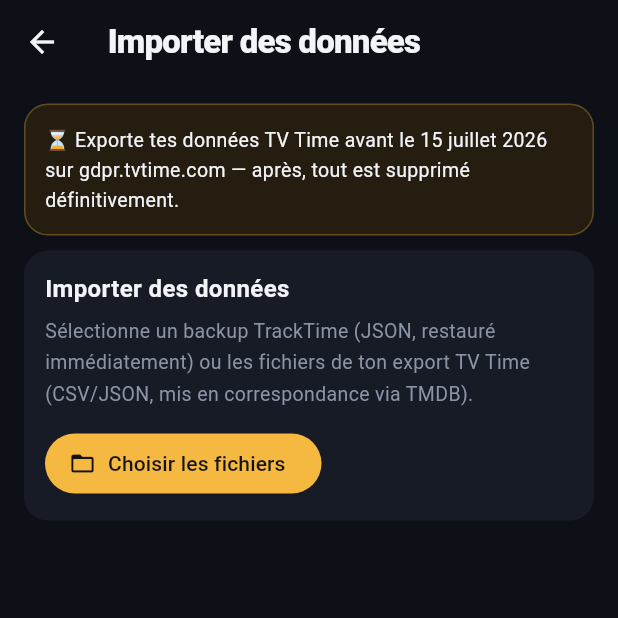
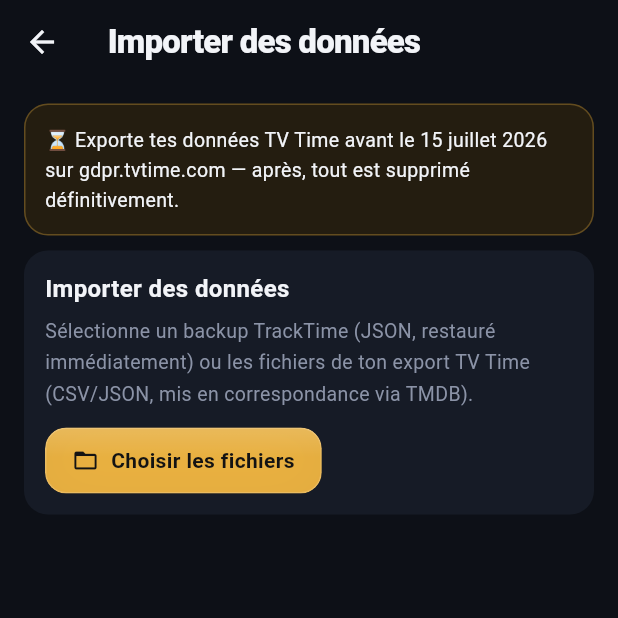
Before and after one commit to tom06700/tracktime, a Flutter app: the screen it shows after launch, item 4 of the bottom bar chosen, after a tap on "Importer / restaurer", on a phone screen of 412 x 824 dp, the top half of it. Run offline on Flutter 3.47's test engine with Material 3 defaults, Android fonts, the phone set to English and light mode, and no system bars; our stand-ins replace drift, drift_flutter, file_picker, flutter_riverpod, share_plus, shared_preferences; accounts and stored records are empty; generated files the repository leaves out were written again.

Commit message:
Système Liquid Glass unifié : surface partagée + boutons
- lib/widgets/glass.dart : GlassSurface (flou d'arrière-plan, reflet
  spéculaire discret, lueur de réfraction, repli opaque si « Réduire la
  transparence »), GlassButton (neutre) et ProminentGlassButton (teinté +
  lueur, effet d'enfoncement au toucher) — d'après les HIG Apple WWDC25
- Nav bar reconstruite sur GlassSurface + lueur ambrée sous l'onglet actif
- Boutons d'action principaux harmonisés en verre : Réglages (Enregistrer),
  Import (Choisir les fichiers / Importer via TMDB / Vider)
- Thème : boutons standards restants (dialogues) arrondis et cohérents,
  snackbars flottantes
- Build web /flutter/ régénéré

```diff
--- a/app/lib/screens/import_screen.dart
+++ b/app/lib/screens/import_screen.dart
@@ -10,6 +10,7 @@ import '../providers.dart';
 import '../settings/prefs.dart';
 import '../settings/settings_screen.dart';
 import '../theme.dart';
+import '../widgets/glass.dart';
 
 /// Page autonome (avec AppBar) enveloppant [ImportScreen], à pousser depuis
 /// les Réglages ou le Profil.
@@ -156,10 +157,13 @@ class _ImportScreenState extends ConsumerState<ImportScreen> {
                       fontSize: 13, color: TtColors.dim, height: 1.6),
                 ),
                 const SizedBox(height: 12),
-                FilledButton.icon(
-                  onPressed: _importing ? null : _pickFiles,
-                  icon: const Icon(Icons.folder_open),
-                  label: const Text('Choisir les fichiers'),
+                Align(
+                  alignment: Alignment.centerLeft,
+                  child: ProminentGlassButton(
+                    onPressed: _importing ? null : _pickFiles,
+                    icon: Icons.folder_open,
+                    child: const Text('Choisir les fichiers'),
+                  ),
                 ),
               ],
             ),
@@ -195,12 +199,12 @@ class _ImportScreenState extends ConsumerState<ImportScreen> {
                   ] else
                     Row(
                       children: [
-                        FilledButton(
+                        ProminentGlassButton(
                           onPressed: _runImport,
                           child: const Text('Importer via TMDB'),
                         ),
                         const SizedBox(width: 8),
-                        OutlinedButton(
+                        GlassButton(
                           onPressed: () => setState(_parsed.clear),
                           child: const Text('Vider'),
                         ),
--- a/app/lib/theme.dart
+++ b/app/lib/theme.dart
@@ -66,5 +66,26 @@ ThemeData buildTheme() {
     ),
     progressIndicatorTheme:
         const ProgressIndicatorThemeData(color: TtColors.amber),
+    // Boutons standards restants (dialogues) : coins arrondis cohérents avec
+    // le système « verre ». Les actions principales utilisent GlassButton /
+    // ProminentGlassButton (lib/widgets/glass.dart).
+    filledButtonTheme: FilledButtonThemeData(
+      style: FilledButton.styleFrom(
+        backgroundColor: TtColors.amber,
+        foregroundColor: const Color(0xFF131313),
+        textStyle: const TextStyle(fontSize: 14, fontWeight: FontWeight.w700),
+        shape: RoundedRectangleBorder(
+          borderRadius: BorderRadius.circular(14),
+        ),
+      ),
+    ),
+    textButtonTheme: TextButtonThemeData(
+      style: TextButton.styleFrom(foregroundColor: TtColors.amber),
+    ),
+    snackBarTheme: const SnackBarThemeData(
+      backgroundColor: TtColors.surfaceHi,
+      contentTextStyle: TextStyle(color: TtColors.text),
+      behavior: SnackBarBehavior.floating,
+    ),
   );
 }
--- /dev/null
+++ b/app/lib/widgets/glass.dart
@@ -0,0 +1,272 @@
+import 'dart:ui';
+
+import 'package:flutter/material.dart';
+
+import '../theme.dart';
+
+/// Système « Liquid Glass » partagé (nav bar + boutons).
+///
+/// Principes repris de la Human Interface Guidelines d'Apple :
+/// matériau translucide avec flou d'arrière-plan, reflet spéculaire discret
+/// sur le bord haut, lueur de réfraction, et repli opaque quand l'utilisateur
+/// a activé « Réduire la transparence » (via highContrast côté Flutter).
+class GlassSurface extends StatelessWidget {
+  const GlassSurface({
+    super.key,
+    required this.child,
+    this.borderRadius = 24,
+    this.blurSigma = 24,
+    this.tint,
+    this.tintOpacity = 0.55,
+    this.glow,
+    this.padding = EdgeInsets.zero,
+  });
+
+  final Widget child;
+  final double borderRadius;
+  final double blurSigma;
+
+  /// Teinte du verre. `null` = verre neutre (voile clair sur le flou).
+  final Color? tint;
+  final double tintOpacity;
+
+  /// Lueur colorée diffuse (réfraction / état proéminent).
+  final Color? glow;
+
+  final EdgeInsetsGeometry padding;
+
+  @override
+  Widget build(BuildContext context) {
+    final radius = BorderRadius.circular(borderRadius);
+    final reduceTransparency = MediaQuery.highContrastOf(context);
+
+    // Couleur de fond du matériau.
+    final base = tint == null
+        ? TtColors.surface.withValues(alpha: reduceTransparency ? 1 : tintOpacity)
+        : tint!.withValues(alpha: reduceTransparency ? 1 : 0.92);
+
+    final content = DecoratedBox(
+      decoration: BoxDecoration(
+        color: base,
+        borderRadius: radius,
+        border: Border.all(
+          color: Colors.white.withValues(alpha: reduceTransparency ? 0.0 : 0.16),
+          width: 1,
+        ),
+        boxShadow: [
+          BoxShadow(
+            color: Colors.black.withValues(alpha: 0.3),
+            blurRadius: 22,
+            offset: const Offset(0, 8),
+          ),
+          if (glow != null && !reduceTransparency)
+            BoxShadow(
+              color: glow!.withValues(alpha: 0.4),
+              blurRadius: 26,
+              spreadRadius: -4,
+            ),
+        ],
+      ),
+      // Reflet spéculaire : léger dégradé clair en haut (amplitude discrète).
+      child: DecoratedBox(
+        decoration: BoxDecoration(
+          borderRadius: radius,
+          gradient: reduceTransparency
+              ? null
+              : LinearGradient(
+                  begin: Alignment.topCenter,
+                  end: Alignment.bottomCenter,
+                  colors: [
+                    Colors.white.withValues(alpha: 0.14),
+                    Colors.white.withValues(alpha: 0.0),
+                  ],
+                  stops: const [0.0, 0.45],
+                ),
+        ),
+        child: Padding(padding: padding, child: child),
+      ),
+    );
+
+    if (reduceTransparency) {
+      return ClipRRect(borderRadius: radius, child: content);
+    }
+    return ClipRRect(
+      borderRadius: radius,
+      child: BackdropFilter(
+        filter: ImageFilter.blur(sigmaX: blurSigma, sigmaY: blurSigma),
+        child: content,
+      ),
+    );
+  }
+}
+
+/// Bouton « verre » neutre (frosté), façon « Glass Button ».
+class GlassButton extends StatefulWidget {
+  const GlassButton({
+    super.key,
+    required this.onPressed,
+    required this.child,
+    this.icon,
+  });
+
+  final VoidCallback? onPressed;
+  final Widget child;
+  final IconData? icon;
+
+  @override
+  State<GlassButton> createState() => _GlassButtonState();
+}
+
+class _GlassButtonState extends State<GlassButton> {
+  bool _down = false;
+
+  @override
+  Widget build(BuildContext context) {
+    final enabled = widget.onPressed != null;
+    return _PressScale(
+      enabled: enabled,
+      down: _down,
+      onTapDown: () => setState(() => _down = true),
+      onTapCancel: () => setState(() => _down = false),
+      onTap: () {
+        setState(() => _down = false);
+        widget.onPressed?.call();
+      },
+      child: Opacity(
+        opacity: enabled ? 1 : 0.45,
+        child: GlassSurface(
+          borderRadius: 14,
+          blurSigma: 14,
+          tintOpacity: 0.10,
+          padding: const EdgeInsets.symmetric(horizontal: 18, vertical: 12),
+          child: _label(TtColors.text),
+        ),
+      ),
+    );
+  }
+
+  Widget _label(Color color) {
+    final text = DefaultTextStyle.merge(
+      style: TextStyle(
+          fontSize: 14, fontWeight: FontWeight.w700, color: color),
+      child: widget.child,
+    );
+    if (widget.icon == null) return Center(widthFactor: 1, child: text);
+    return Row(
+      mainAxisSize: MainAxisSize.min,
+      children: [
+        Icon(widget.icon, size: 18, color: color),
+        const SizedBox(width: 8),
+        text,
+      ],
+    );
+  }
+}
+
+/// Bouton « verre » proéminent (teinté ambre + lueur), façon
+/// « Prominent Glass Button ».
+class ProminentGlassButton extends StatefulWidget {
+  const ProminentGlassButton({
+    super.key,
+    required this.onPressed,
+    required this.child,
+    this.icon,
+    this.color,
+  });
+
+  final VoidCallback? onPressed;
+  final Widget child;
+  final IconData? icon;
+
+  /// Teinte (défaut : ambre de la marque).
+  final Color? color;
+
+  @override
+  State<ProminentGlassButton> createState() => _ProminentGlassButtonState();
+}
+
+class _ProminentGlassButtonState extends State<ProminentGlassButton> {
+  bool _down = false;
+
+  @override
+  Widget build(BuildContext context) {
+    final enabled = widget.onPressed != null;
+    final tint = widget.color ?? TtColors.amber;
+    // Texte sombre sur ambre (contraste), clair sur teinte foncée (danger).
+    final onTint =
+        tint.computeLuminance() > 0.5 ? const Color(0xFF131313) : Colors.white;
+    return _PressScale(
+      enabled: enabled,
+      down: _down,
+      onTapDown: () => setState(() => _down = true),
+      onTapCancel: () => setState(() => _down = false),
+      onTap: () {
+        setState(() => _down = false);
+        widget.onPressed?.call();
+      },
+      child: Opacity(
+        opacity: enabled ? 1 : 0.5,
+        child: GlassSurface(
+          borderRadius: 14,
+          blurSigma: 8,
+          tint: tint,
+          glow: tint,
+          padding: const EdgeInsets.symmetric(horizontal: 18, vertical: 12),
+          child: _label(onTint),
+        ),
+      ),
+    );
+  }
+
+  Widget _label(Color color) {
+    final text = DefaultTextStyle.merge(
+      style: TextStyle(
+          fontSize: 14, fontWeight: FontWeight.w700, color: color),
+      child: widget.child,
+    );
+    if (widget.icon == null) return Center(widthFactor: 1, child: text);
+    return Row(
+      mainAxisSize: MainAxisSize.min,
+      children: [
+        Icon(widget.icon, size: 18, color: color),
+        const SizedBox(width: 8),
+        text,
+      ],
+    );
+  }
+}
+
+/// Léger effet d'enfoncement (scale) au toucher, façon iOS.
+class _PressScale extends StatelessWidget {
+  const _PressScale({
+    required this.child,
+    required this.enabled,
+    required this.down,
+    required this.onTap,
+    required this.onTapDown,
+    required this.onTapCancel,
+  });
+
+  final Widget child;
+  final bool enabled;
+  final bool down;
+  final VoidCallback onTap;
+  final VoidCallback onTapDown;
+  final VoidCallback onTapCancel;
+
+  @override
+  Widget build(BuildContext context) {
+    return GestureDetector(
+      behavior: HitTestBehavior.opaque,
+      onTapDown: enabled ? (_) => onTapDown() : null,
+      onTapCancel: enabled ? onTapCancel : null,
+      onTap: enabled ? onTap : null,
+      child: AnimatedScale(
+        scale: down ? 0.96 : 1,
+        duration: const Duration(milliseconds: 120),
+        curve: Curves.easeOut,
+        child: child,
+      ),
+    );
+  }
+}
--- a/app/lib/widgets/liquid_glass_nav_bar.dart
+++ b/app/lib/widgets/liquid_glass_nav_bar.dart
@@ -1,21 +1,20 @@
-import 'dart:ui';
-
 import 'package:flutter/material.dart';
 
 import '../theme.dart';
+import 'glass.dart';
 
 class NavItem {
-  const NavItem({required this.icon, required this.activeIcon, required this.label});
+  const NavItem(
+      {required this.icon, required this.activeIcon, required this.label});
 
   final IconData icon;
   final IconData activeIcon;
   final String label;
 }
 
-/// Barre de navigation flottante « liquid glass » : pilule arrondie,
-/// translucide avec flou d'arrière-plan (le contenu de la page défile
-/// derrière), reflet clair sur le bord supérieur. Pensée pour un Scaffold
-/// avec `extendBody: true`.
+/// Barre de navigation flottante « Liquid Glass » : pilule translucide avec
+/// flou d'arrière-plan (le contenu défile derrière), reflet spéculaire sur le
+/// bord, et lueur de réfraction ambrée sous l'onglet actif.
 class LiquidGlassNavBar extends StatelessWidget {
   const LiquidGlassNavBar({
     super.key,
@@ -33,34 +32,12 @@ class LiquidGlassNavBar extends StatelessWidget {
     final bottomSafe = MediaQuery.paddingOf(context).bottom;
     return Padding(
       padding: EdgeInsets.fromLTRB(18, 0, 18, bottomSafe > 0 ? bottomSafe : 12),
-      child: ClipRRect(
-        borderRadius: BorderRadius.circular(30),
-        child: BackdropFilter(
-          filter: ImageFilter.blur(sigmaX: 22, sigmaY: 22),
-          child: Container(
+      child: GlassSurface(
+        borderRadius: 30,
+        blurSigma: 24,
+        tintOpacity: 0.5,
+        child: SizedBox(
           height: 64,
-            decoration: BoxDecoration(
-              // Matériau translucide : teinte sombre + léger voile clair.
-              gradient: LinearGradient(
-                begin: Alignment.topCenter,
-                end: Alignment.bottomCenter,
-                colors: [
-                  Colors.white.withValues(alpha: 0.10),
-                  Colors.white.withValues(alpha: 0.03),
-                ],
-              ),
-              color: TtColors.surface.withValues(alpha: 0.55),
-              borderRadius: BorderRadius.circular(30),
-              border: Border.all(
-                  color: Colors.white.withValues(alpha: 0.12), width: 1),
-              boxShadow: [
-                BoxShadow(
-                  color: Colors.black.withValues(alpha: 0.35),
-                  blurRadius: 24,
-                  offset: const Offset(0, 8),
-                ),
-              ],
-            ),
           child: Row(
             children: [
               for (var i = 0; i < items.length; i++)
@@ -72,7 +49,6 @@ class LiquidGlassNavBar extends StatelessWidget {
                   ),
                 ),
             ],
-            ),
           ),
         ),
       ),
@@ -103,14 +79,24 @@ class _NavButton extends StatelessWidget {
           mainAxisAlignment: MainAxisAlignment.center,
           children: [
             AnimatedContainer(
-              duration: const Duration(milliseconds: 220),
+              duration: const Duration(milliseconds: 240),
               curve: Curves.easeOut,
               padding: const EdgeInsets.symmetric(horizontal: 16, vertical: 3),
               decoration: BoxDecoration(
                 color: selected
-                    ? TtColors.amber.withValues(alpha: 0.16)
+                    ? TtColors.amber.withValues(alpha: 0.18)
                     : Colors.transparent,
                 borderRadius: BorderRadius.circular(14),
+                boxShadow: selected
+                    ? [
+                        // Lueur de réfraction sous l'onglet actif.
+                        BoxShadow(
+                          color: TtColors.amber.withValues(alpha: 0.35),
+                          blurRadius: 16,
+                          spreadRadius: -2,
+                        ),
+                      ]
+                    : null,
               ),
               child: Icon(selected ? item.activeIcon : item.icon,
                   size: 22, color: color),
```
Also changed, not shown: app/lib/settings/settings_screen.dart (+7 -2 lines), 3 other files. Lines whose indentation alone changed are shown as unchanged.
